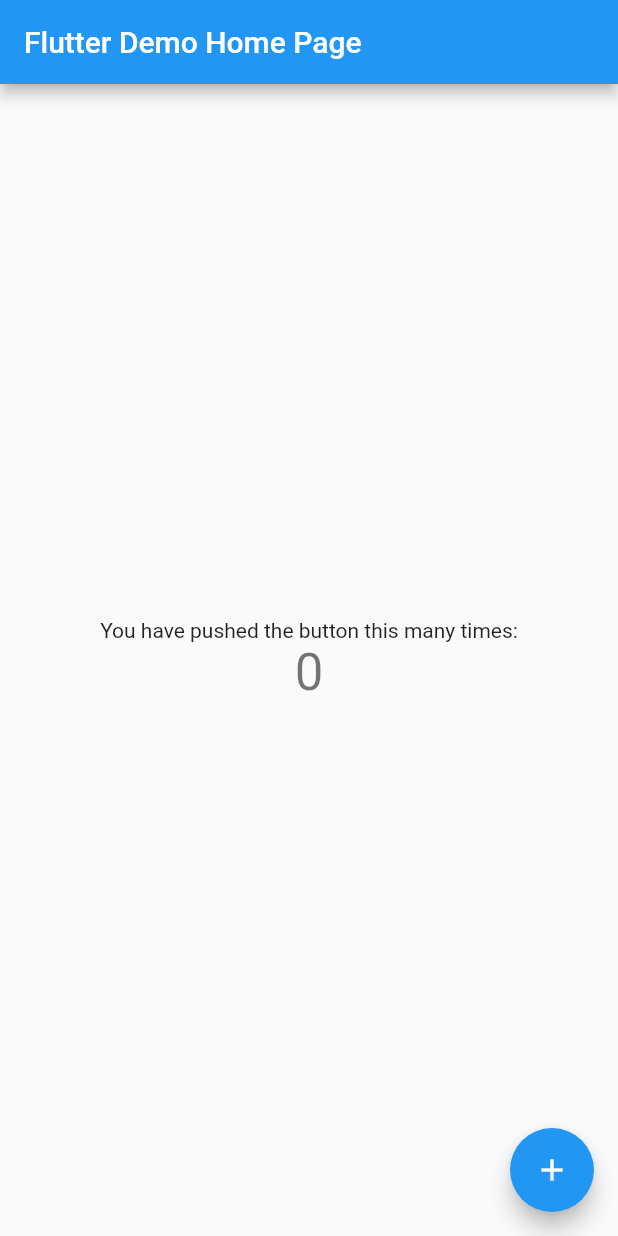
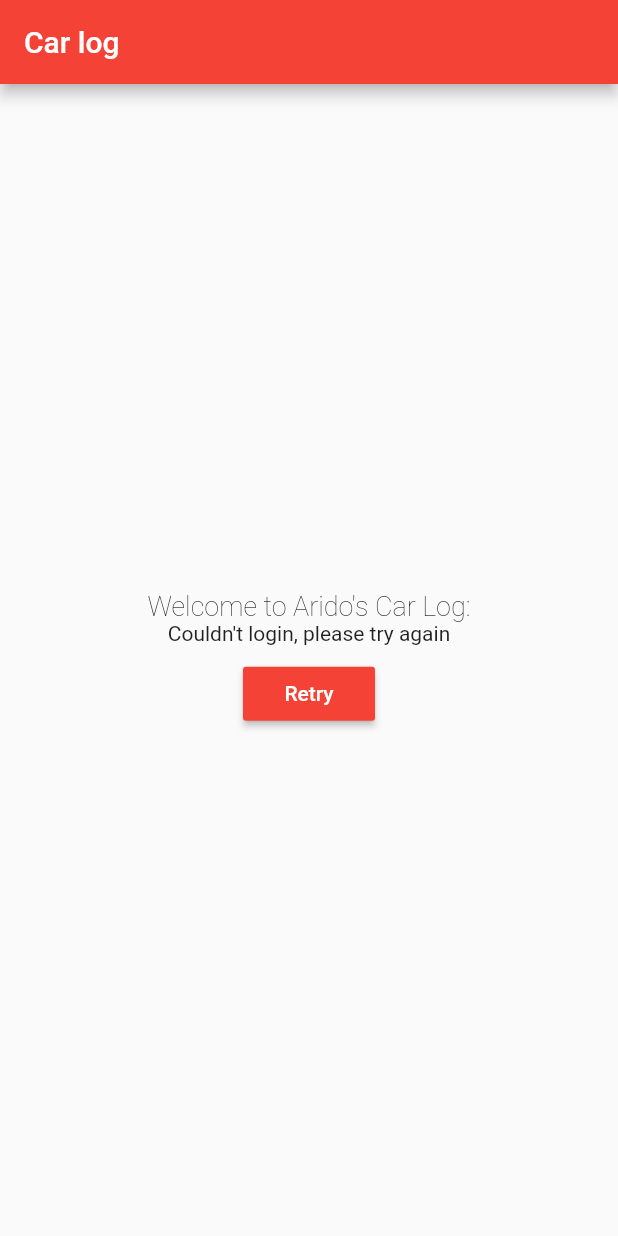
Before and after one commit to SirKuryaki/arido_car_log, a Flutter app: the screen it shows after launch, on a phone screen of 412 x 824 dp. Run offline on Flutter 3.47's test engine with Material 2 defaults, Android fonts, the phone set to English and light mode, and no system bars; our stand-ins replace firebase_auth, google_sign_in; accounts and stored records are empty; Roboto replaces fonts that are missing (Merriweather).

```diff
--- a/lib/main.dart
+++ b/lib/main.dart
@@ -1,109 +1,126 @@
 import 'package:flutter/material.dart';
 
+import 'dart:async';
+import 'package:firebase_auth/firebase_auth.dart';
+import 'package:google_sign_in/google_sign_in.dart';
+
 void main() => runApp(new MyApp());
+
+final FirebaseAuth _auth = FirebaseAuth.instance;
+final GoogleSignIn _googleSignIn = new GoogleSignIn();
 
 class MyApp extends StatelessWidget {
   // This widget is the root of your application.
   @override
   Widget build(BuildContext context) {
     return new MaterialApp(
-      title: 'Flutter Demo',
+      title: 'Arido\'s Car log',
       theme: new ThemeData(
-        // This is the theme of your application.
-        //
-        // Try running your application with "flutter run". You'll see the
-        // application has a blue toolbar. Then, without quitting the app, try
-        // changing the primarySwatch below to Colors.green and then invoke
-        // "hot reload" (press "r" in the console where you ran "flutter run",
-        // or press Run > Flutter Hot Reload in IntelliJ). Notice that the
-        // counter didn't reset back to zero; the application is not restarted.
-        primarySwatch: Colors.blue,
+        primarySwatch: Colors.red,
       ),
-      home: new MyHomePage(title: 'Flutter Demo Home Page'),
+      home: new WelcomePage(title: 'Car log'),
     );
   }
 }
 
-class MyHomePage extends StatefulWidget {
-  MyHomePage({Key key, this.title}) : super(key: key);
-
-  // This widget is the home page of your application. It is stateful, meaning
-  // that it has a State object (defined below) that contains fields that affect
-  // how it looks.
-
-  // This class is the configuration for the state. It holds the values (in this
-  // case the title) provided by the parent (in this case the App widget) and
-  // used by the build method of the State. Fields in a Widget subclass are
-  // always marked "final".
+class WelcomePage extends StatefulWidget {
+  WelcomePage({Key key, this.title}) : super(key: key);
 
   final String title;
 
   @override
-  _MyHomePageState createState() => new _MyHomePageState();
+  _WelcomePageState createState() => new _WelcomePageState();
 }
 
-class _MyHomePageState extends State<MyHomePage> {
-  int _counter = 0;
+class _WelcomePageState extends State<WelcomePage> {
+  String _status;
+  bool _hasError = false;
 
-  void _incrementCounter() {
+  @override
+  void initState() {
+    super.initState();
+    _loginUser();
+  }
+
+  Future<FirebaseUser> _getFirebaseUser() async {
+    GoogleSignInAccount googleUser = await _googleSignIn.signInSilently();
+    if (googleUser == null) {
+      googleUser = await _googleSignIn.signIn();
+    }
+
+    if (googleUser == null) {
+      return null;
+    }
+
+    final GoogleSignInAuthentication googleAuth =
+        await googleUser.authentication;
+    final FirebaseUser user = await _auth.signInWithGoogle(
+      accessToken: googleAuth.accessToken,
+      idToken: googleAuth.idToken,
+    );
+    assert(user.email != null);
+    assert(user.displayName != null);
+    assert(!user.isAnonymous);
+    assert(await user.getIdToken() != null);
+
+    final FirebaseUser currentUser = await _auth.currentUser();
+    assert(user.uid == currentUser.uid);
+
+    return user;
+  }
+
+  _loginUser() async {
     setState(() {
-      // This call to setState tells the Flutter framework that something has
-      // changed in this State, which causes it to rerun the build method below
-      // so that the display can reflect the updated values. If we changed
-      // _counter without calling setState(), then the build method would not be
-      // called again, and so nothing would appear to happen.
-      _counter++;
+      _status = "Loading...";
+    });
+    final FirebaseUser user = await _getFirebaseUser();
+    if (user == null) {
+      setState(() {
+        _status = "Couldn\'t login, please try again";
+        _hasError = true;
+      });
+      return;
+    }
+
+    setState(() {
+      _status = "Hi ${user.displayName}";
     });
   }
 
   @override
   Widget build(BuildContext context) {
-    // This method is rerun every time setState is called, for instance as done
-    // by the _incrementCounter method above.
-    //
-    // The Flutter framework has been optimized to make rerunning build methods
-    // fast, so that you can just rebuild anything that needs updating rather
-    // than having to individually change instances of widgets.
     return new Scaffold(
       appBar: new AppBar(
-        // Here we take the value from the MyHomePage object that was created by
-        // the App.build method, and use it to set our appbar title.
         title: new Text(widget.title),
       ),
       body: new Center(
-        // Center is a layout widget. It takes a single child and positions it
-        // in the middle of the parent.
         child: new Column(
-          // Column is also layout widget. It takes a list of children and
-          // arranges them vertically. By default, it sizes itself to fit its
-          // children horizontally, and tries to be as tall as its parent.
-          //
-          // Invoke "debug paint" (press "p" in the console where you ran
-          // "flutter run", or select "Toggle Debug Paint" from the Flutter tool
-          // window in IntelliJ) to see the wireframe for each widget.
-          //
-          // Column has various properties to control how it sizes itself and
-          // how it positions its children. Here we use mainAxisAlignment to
-          // center the children vertically; the main axis here is the vertical
-          // axis because Columns are vertical (the cross axis would be
-          // horizontal).
           mainAxisAlignment: MainAxisAlignment.center,
           children: <Widget>[
             new Text(
-              'You have pushed the button this many times:',
+              'Welcome to Arido\'s Car Log:',
+              style: new TextStyle(
+                  fontSize: 18.0,
+                  color: const Color(0xFF000000),
+                  fontWeight: FontWeight.w200,
+                  fontFamily: "Merriweather"),
             ),
             new Text(
-              '$_counter',
-              style: Theme.of(context).textTheme.display1,
+              '$_status',
+              style: Theme.of(context).textTheme.body1,
             ),
+            _hasError
+                ? new Container(
+                    padding: const EdgeInsets.only(top: 8.0),
+                    child: new RaisedButton(
+                        color: Colors.red,
+                        onPressed: _loginUser,
+                        child: new Text("Retry",
+                            style: new TextStyle(color: Colors.white))))
+                : new Container(),
           ],
         ),
       ),
-      floatingActionButton: new FloatingActionButton(
-        onPressed: _incrementCounter,
-        tooltip: 'Increment',
-        child: new Icon(Icons.add),
-      ), // This trailing comma makes auto-formatting nicer for build methods.
     );
   }
 }
--- a/pubspec.yaml
+++ b/pubspec.yaml
@@ -8,6 +8,10 @@ dependencies:
   # The following adds the Cupertino Icons font to your application.
   # Use with the CupertinoIcons class for iOS style icons.
   cupertino_icons: ^0.1.0
+
+  google_sign_in: 3.0.4
+  firebase_auth: 0.5.11
+  cloud_firestore: 0.7.3
 
 dev_dependencies:
   flutter_test:
```
Also changed, not shown: 4 other files.
